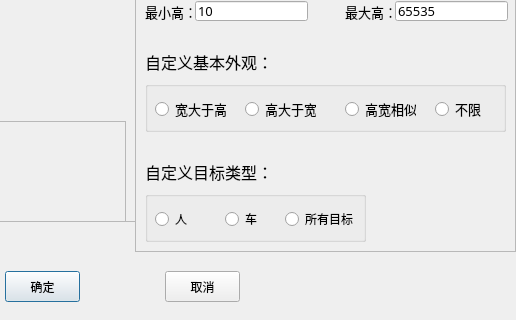
Old version of the form SystemTest/RealTimeAbstract_Qt/RealTimeAbstract_Qt/drawform.ui in the repository ronnyMakhuddin/motion-detect-tiqu; both pictures show x 275 to 791 and y 189 to 509 of the 791 by 509 pixel window.
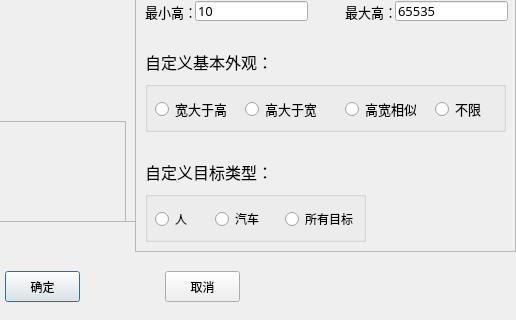
New version of the form. Icons and pictures are not drawn.

The edit to the form file:
```diff
--- a/SystemTest/RealTimeAbstract_Qt/RealTimeAbstract_Qt/drawform.ui
+++ b/SystemTest/RealTimeAbstract_Qt/RealTimeAbstract_Qt/drawform.ui
@@ -518,14 +518,14 @@
     <widget class="QRadioButton" name="radioButton_car">
      <property name="geometry">
       <rect>
-       <x>80</x>
+       <x>70</x>
        <y>20</y>
-       <width>41</width>
+       <width>51</width>
        <height>16</height>
       </rect>
      </property>
      <property name="text">
-      <string>车</string>
+      <string>汽车</string>
      </property>
     </widget>
     <widget class="QRadioButton" name="radioButton_all">
```
